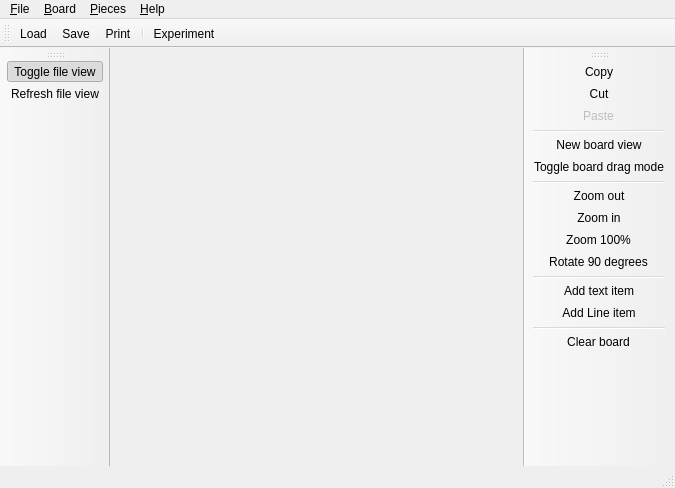
This is ui/MainWindow.ui in bartorzech2/qboard as Qt 5 draws it before an edit. The edited form follows.
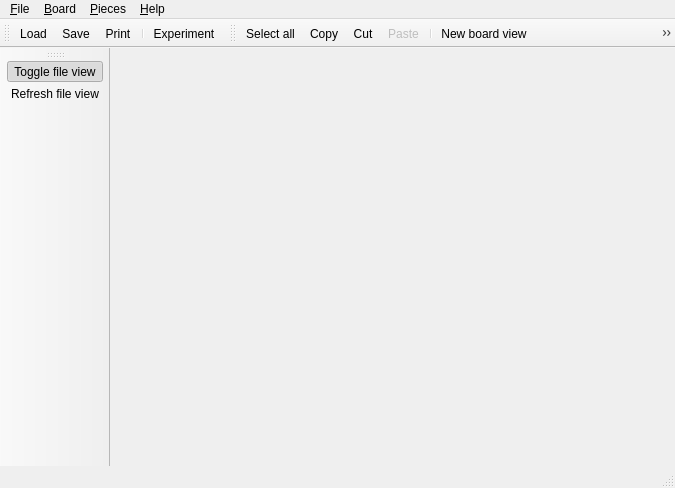
This is the edited form. Icons and pictures are not drawn.

Commit message: Fixed missing Select All action. Moved board toolbar back to the top of the window.

```diff
--- a/ui/MainWindow.ui
+++ b/ui/MainWindow.ui
@@ -131,11 +131,12 @@
     <string>Board Toolar</string>
    </property>
    <attribute name="toolBarArea" >
-    <enum>RightToolBarArea</enum>
+    <enum>TopToolBarArea</enum>
    </attribute>
    <attribute name="toolBarBreak" >
     <bool>false</bool>
    </attribute>
+   <addaction name="actionSelectAll" />
    <addaction name="actionCopy" />
    <addaction name="actionCut" />
    <addaction name="actionPaste" />
```
Left out of the diff: 4 changed lines with no effect on the pictures.
